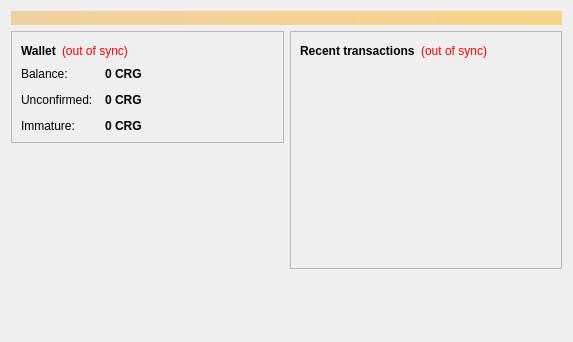
The window that src/qt/forms/overviewpage.ui (XenoGamingLLC/CryptoGaule-old) describes before a commit, drawn with Qt 5.
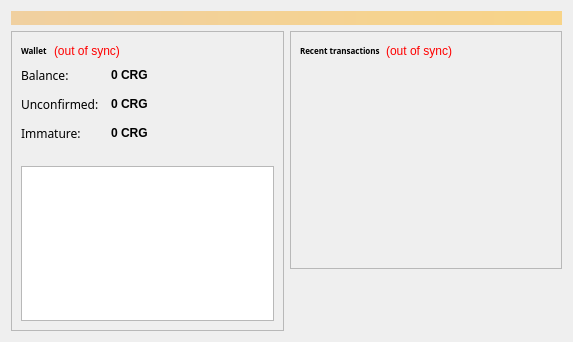
The same window after the commit. Icons and pictures are not drawn.

What changed in the file:
```diff
--- a/src/qt/forms/overviewpage.ui
+++ b/src/qt/forms/overviewpage.ui
@@ -49,6 +49,8 @@
              <widget class="QLabel" name="label_5">
               <property name="font">
                <font>
+                <family>Xirod</family>
+                <pointsize>6</pointsize>
                 <weight>75</weight>
                 <bold>true</bold>
                </font>
@@ -102,6 +104,11 @@
             </property>
             <item row="0" column="0">
              <widget class="QLabel" name="label">
+              <property name="font">
+               <font>
+                <family>Xirod</family>
+               </font>
+              </property>
               <property name="text">
                <string>Balance:</string>
               </property>
@@ -131,6 +138,11 @@
             </item>
             <item row="1" column="0">
              <widget class="QLabel" name="label_3">
+              <property name="font">
+               <font>
+                <family>Xirod</family>
+               </font>
+              </property>
               <property name="text">
                <string>Unconfirmed:</string>
               </property>
@@ -160,6 +172,11 @@
             </item>
             <item row="2" column="0">
              <widget class="QLabel" name="labelImmatureText">
+              <property name="font">
+               <font>
+                <family>Xirod</family>
+               </font>
+              </property>
               <property name="text">
                <string>Immature:</string>
               </property>
@@ -184,12 +201,7 @@
               </property>
              </widget>
             </item>
-           </layout>
-          </item>
-         </layout>
-        </widget>
-       </item>
-       <item>
+            <item row="3" column="0" colspan="2">
         <spacer name="verticalSpacer">
          <property name="orientation">
           <enum>Qt::Vertical</enum>
@@ -197,10 +209,25 @@
          <property name="sizeHint" stdset="0">
           <size>
            <width>20</width>
-           <height>40</height>
+                <height>10</height>
           </size>
          </property>
         </spacer>
+            </item>
+            <item row="4" column="0" colspan="2">
+             <widget class="QGraphicsView" name="graphicsView">
+              <property name="cursor" stdset="0">
+               <cursorShape>PointingHandCursor</cursorShape>
+              </property>
+              <property name="whatsThis">
+               <string>&lt;html&gt;&lt;head/&gt;&lt;body&gt;&lt;p align=&quot;center&quot;&gt;&lt;img src=&quot;file:///C:/Users/Anarko/Pictures/CryptoGaule/Wallet/Source/CryptoGaule/src/qt/res/icons/CryptoGaule29.png&quot; style=&quot;width:100%&quot;/&gt;&lt;/p&gt;&lt;/body&gt;&lt;/html&gt;</string>
+              </property>
+             </widget>
+            </item>
+           </layout>
+          </item>
+         </layout>
+        </widget>
        </item>
       </layout>
      </item>
@@ -219,6 +246,12 @@
            <layout class="QHBoxLayout" name="horizontalLayout_2">
             <item>
              <widget class="QLabel" name="label_4">
+              <property name="font">
+               <font>
+                <family>Xirod</family>
+                <pointsize>6</pointsize>
+               </font>
+              </property>
               <property name="text">
                <string>&lt;b&gt;Recent transactions&lt;/b&gt;</string>
               </property>
```
Lines whose indentation alone changed are shown as unchanged.
